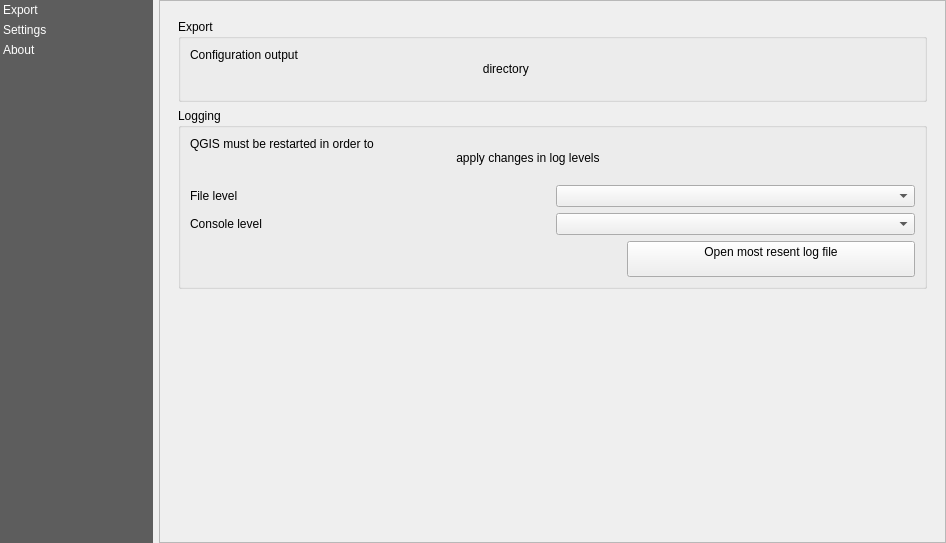
This is UnfoldedStudio/resources/ui/unfolded_dialog.ui in foursquare/qgis-plugin as Qt 5 draws it before an edit. The edited form follows.
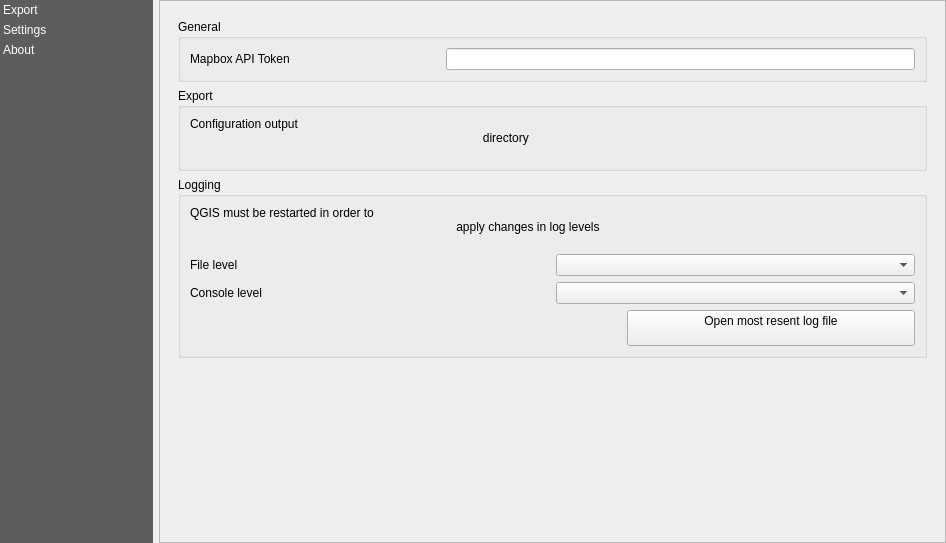
This is the edited form. The open tabs and pages were chosen to show the change. Custom widgets are drawn as their Qt base class.

Commit message: #5: Allow user to change Mapbox API token

```diff
--- a/UnfoldedStudio/resources/ui/unfolded_dialog.ui
+++ b/UnfoldedStudio/resources/ui/unfolded_dialog.ui
@@ -364,7 +364,38 @@
                                                 </layout>
                                             </widget>
                                             <widget class="QWidget" name="settings">
-                                                <layout class="QVBoxLayout" name="verticalLayout_15">
+                                                <layout class="QVBoxLayout" name="verticalLayout_13">
+                                                    <item>
+                                                        <widget class="QgsCollapsibleGroupBox" name="mGroupBox_5">
+                                                            <property name="title">
+                                                                <string>General</string>
+                                                            </property>
+                                                            <layout class="QVBoxLayout" name="verticalLayout_12">
+                                                                <item>
+                                                                    <layout class="QGridLayout" name="gridLayout_10">
+                                                                        <item row="0" column="0">
+                                                                            <widget class="QLabel"
+                                                                                    name="label_level_file_3">
+                                                                                <property name="minimumSize">
+                                                                                    <size>
+                                                                                        <width>250</width>
+                                                                                        <height>0</height>
+                                                                                    </size>
+                                                                                </property>
+                                                                                <property name="text">
+                                                                                    <string>Mapbox API Token</string>
+                                                                                </property>
+                                                                            </widget>
+                                                                        </item>
+                                                                        <item row="0" column="1">
+                                                                            <widget class="QLineEdit"
+                                                                                    name="le_mapbox_token"/>
+                                                                        </item>
+                                                                    </layout>
+                                                                </item>
+                                                            </layout>
+                                                        </widget>
+                                                    </item>
                                                     <item>
                                                         <widget class="QgsCollapsibleGroupBox" name="mGroupBox_4">
                                                             <property name="title">
```
Left out of the diff: 3 changed lines with no effect on the pictures. The commit also changes 1 other file.
